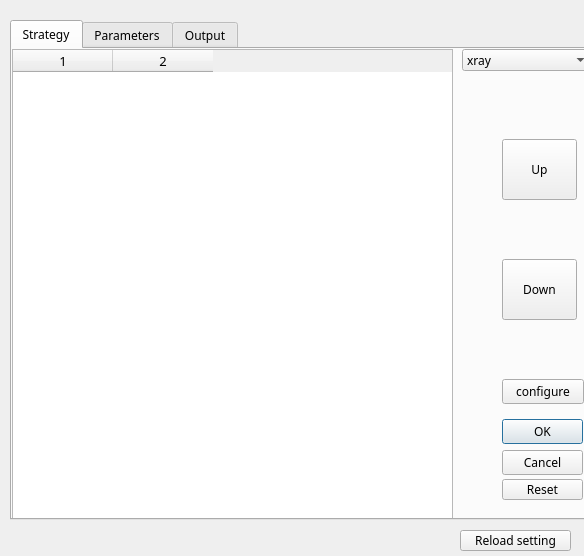
Old version of the form order.ui in the repository xpclove/autofp.
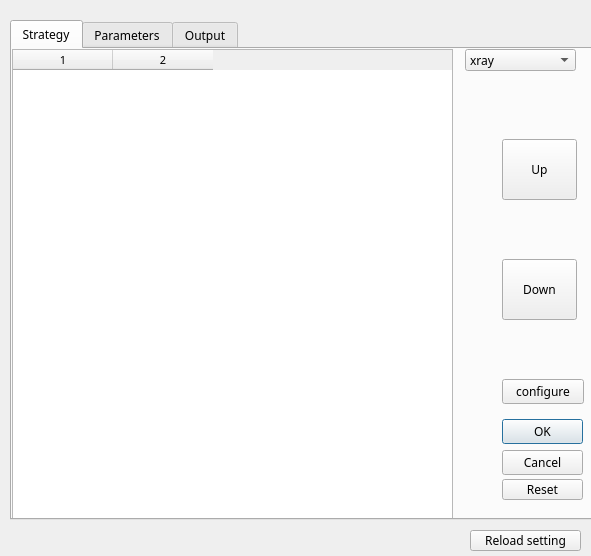
New version of the form. The open tabs and pages were chosen to show the change.

```diff
--- a/order.ui
+++ b/order.ui
@@ -6,7 +6,7 @@
    <rect>
     <x>0</x>
     <y>0</y>
-    <width>584</width>
+    <width>591</width>
     <height>556</height>
    </rect>
   </property>
@@ -64,7 +64,7 @@
      <property name="font">
       <font>
        <family>Noto Sans SC</family>
-       <pointsize>10</pointsize>
+       <pointsize>8</pointsize>
       </font>
      </property>
      <property name="cursor" stdset="0">
@@ -193,9 +193,9 @@
     <widget class="QComboBox" name="combobox_job">
      <property name="geometry">
       <rect>
-       <x>450</x>
+       <x>453</x>
        <y>0</y>
-       <width>130</width>
+       <width>111</width>
        <height>22</height>
       </rect>
      </property>
@@ -568,7 +568,7 @@
   <widget class="QPushButton" name="button_save">
    <property name="geometry">
     <rect>
-     <x>460</x>
+     <x>470</x>
      <y>530</y>
      <width>111</width>
      <height>21</height>
```
Left out of the diff: 2 changed lines with no effect on the pictures.
